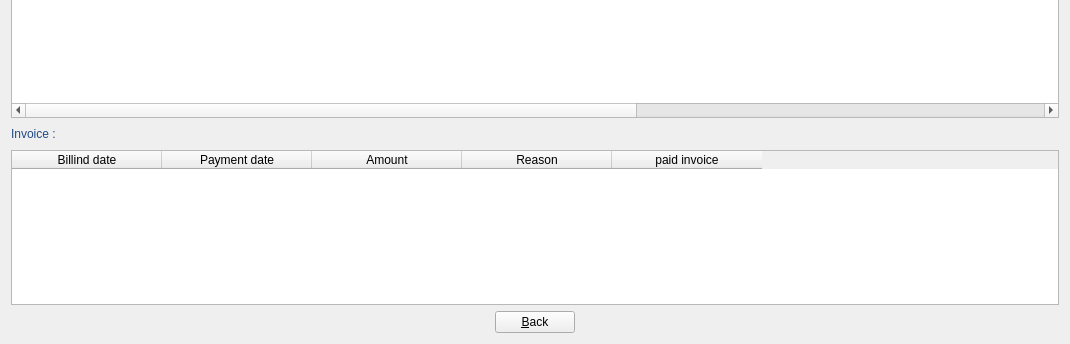
Above: manageBill/dialogclient.ui from JMainard/manageBill before the change; both pictures show x 0 to 1070 and y 156 to 500 of the 1070 by 500 pixel window. Below: the same form after it.
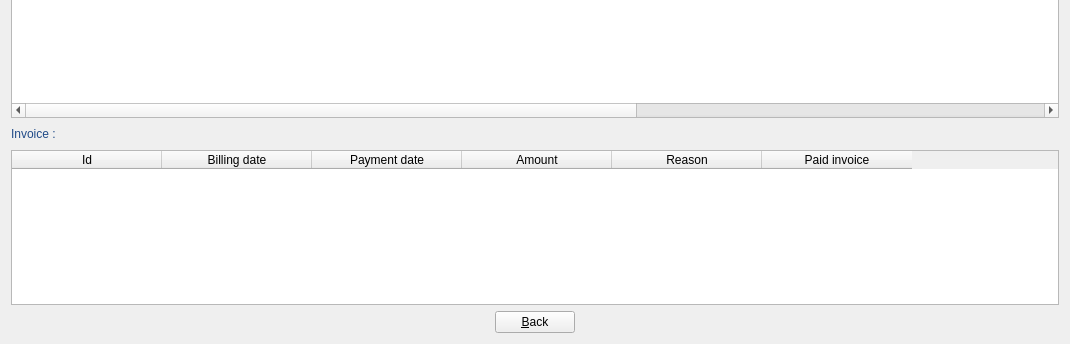
That is the form after the change. Icons and pictures are not drawn.

The edit to the form file:
```diff
--- a/manageBill/dialogclient.ui
+++ b/manageBill/dialogclient.ui
@@ -281,9 +281,17 @@
      <attribute name="horizontalHeaderDefaultSectionSize">
       <number>150</number>
      </attribute>
+     <attribute name="verticalHeaderVisible">
+      <bool>false</bool>
+     </attribute>
      <column>
       <property name="text">
-       <string>Billind date</string>
+       <string>Id</string>
+      </property>
+     </column>
+     <column>
+      <property name="text">
+       <string>Billing date</string>
       </property>
      </column>
      <column>
@@ -303,7 +311,7 @@
      </column>
      <column>
       <property name="text">
-       <string>paid invoice</string>
+       <string>Paid invoice</string>
       </property>
      </column>
     </widget>
```
Left out of the diff: 20 changed lines with no effect on the pictures.
